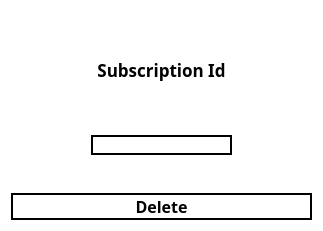
The window that opc-client/delete_sub.ui (alexlocastro/industrial-informatics-opc-ua-python) describes before a commit, drawn with Qt 5.
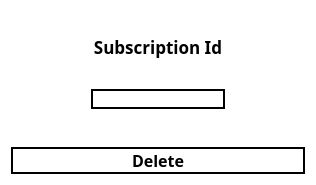
The same window after the commit.

Diff of the .ui file:
```diff
--- a/opc-client/delete_sub.ui
+++ b/opc-client/delete_sub.ui
@@ -6,8 +6,8 @@
    <rect>
     <x>0</x>
     <y>0</y>
-    <width>323</width>
-    <height>231</height>
+    <width>316</width>
+    <height>185</height>
    </rect>
   </property>
   <property name="windowTitle">
```
